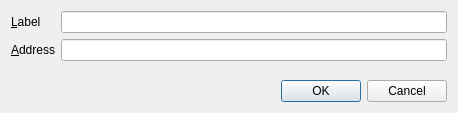
First picture: the form in src/qt/forms/editaddressdialog.ui, repository raffermeko/bitcoin, before the edit.
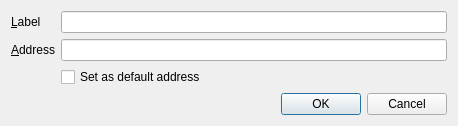
Second picture: the form after the edit.

Commit message: Allow changing default address (fixes issue #6)

```diff
--- a/src/qt/forms/editaddressdialog.ui
+++ b/src/qt/forms/editaddressdialog.ui
@@ -53,6 +53,13 @@
        </property>
       </widget>
      </item>
+     <item row="2" column="1">
+      <widget class="QCheckBox" name="setAsDefault">
+       <property name="text">
+        <string>Set as default address</string>
+       </property>
+      </widget>
+     </item>
     </layout>
    </item>
    <item>
```
The commit also changes 6 other files.
